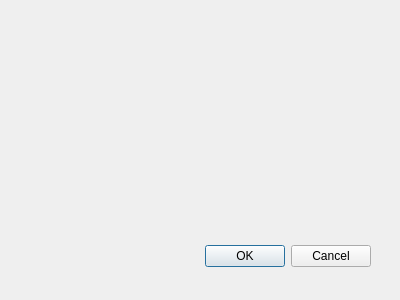
Before: the Qt Designer form wqi_plugin_dialog_base.ui in marcelomolas/wqi_calculator, drawn with Qt 5.
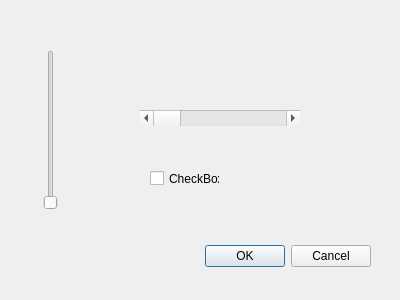
After: the same form once the commit is applied.

Diff of the .ui file:
```diff
--- a/wqi_plugin_dialog_base.ui
+++ b/wqi_plugin_dialog_base.ui
@@ -28,6 +28,45 @@
     <set>QDialogButtonBox::Cancel|QDialogButtonBox::Ok</set>
    </property>
   </widget>
+  <widget class="QSlider" name="verticalSlider">
+   <property name="geometry">
+    <rect>
+     <x>40</x>
+     <y>50</y>
+     <width>22</width>
+     <height>160</height>
+    </rect>
+   </property>
+   <property name="orientation">
+    <enum>Qt::Vertical</enum>
+   </property>
+  </widget>
+  <widget class="QScrollBar" name="horizontalScrollBar">
+   <property name="geometry">
+    <rect>
+     <x>140</x>
+     <y>110</y>
+     <width>160</width>
+     <height>16</height>
+    </rect>
+   </property>
+   <property name="orientation">
+    <enum>Qt::Horizontal</enum>
+   </property>
+  </widget>
+  <widget class="QCheckBox" name="checkBox">
+   <property name="geometry">
+    <rect>
+     <x>150</x>
+     <y>170</y>
+     <width>70</width>
+     <height>17</height>
+    </rect>
+   </property>
+   <property name="text">
+    <string>CheckBox</string>
+   </property>
+  </widget>
  </widget>
  <resources/>
  <connections>
```
Left out of the diff: 41 changed lines with no effect on the pictures.
